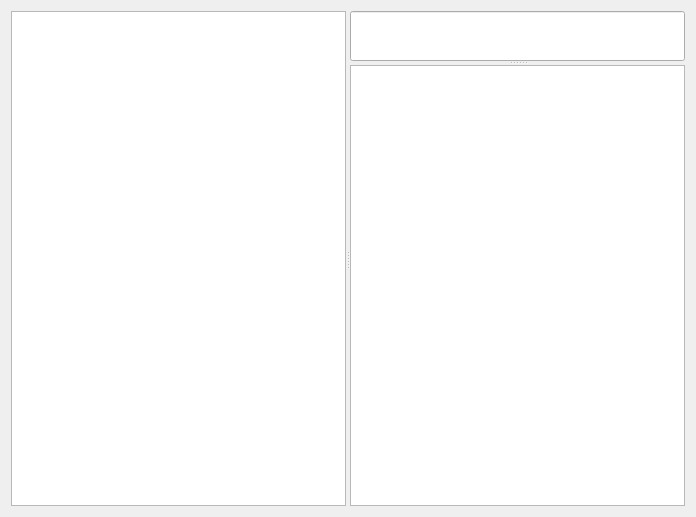
Before: the Qt Designer form Plugin/AIBatchRenameImagesPlugin/ui/AIBatchRenameImagesPluginWidget.ui in ljzloser/Tools, drawn with Qt 5.
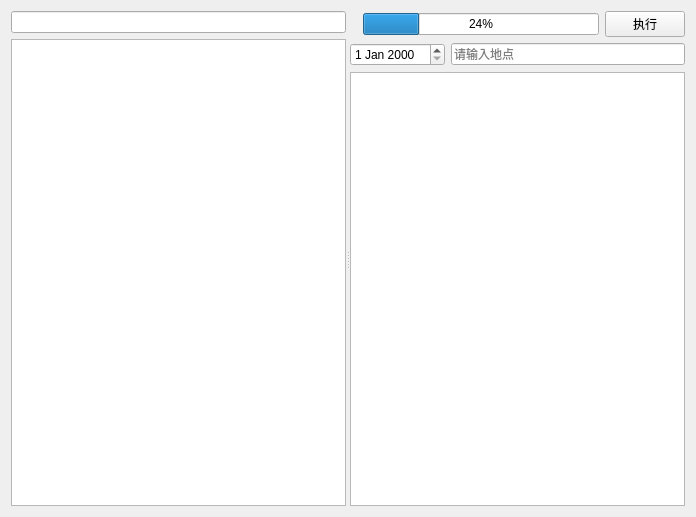
After: the same form once the commit is applied. Custom widgets are drawn as their Qt base class.

Commit message:
feat(AIBatchRenameImagesPlugin): 实现AI批量重命名图片功能
新增通义千问VL-Max模型支持，扩展图片信息处理功能，优化UI界面交互逻辑
- 添加BaseImageAI基类和TongYi_VL_Max实现
- 扩展ImageInfo类支持AI处理信息
- 重构界面控件并添加运行进度显示
- 实现图片批量处理流程和错误处理

The edit to the form file:
```diff
--- a/Plugin/AIBatchRenameImagesPlugin/ui/AIBatchRenameImagesPluginWidget.ui
+++ b/Plugin/AIBatchRenameImagesPlugin/ui/AIBatchRenameImagesPluginWidget.ui
@@ -13,19 +13,67 @@
   <property name="windowTitle">
    <string>Form</string>
   </property>
-  <layout class="QGridLayout" name="gridLayout">
+  <layout class="QGridLayout" name="gridLayout_2">
    <item row="0" column="0">
-    <widget class="QSplitter" name="splitter_2">
+    <widget class="QSplitter" name="splitter">
      <property name="orientation">
       <enum>Qt::Orientation::Horizontal</enum>
      </property>
-     <widget class="QTreeView" name="treeView"/>
-     <widget class="QSplitter" name="splitter">
-      <property name="orientation">
-       <enum>Qt::Orientation::Vertical</enum>
-      </property>
-      <widget class="LFileLineEdit" name="lineEdit"/>
-      <widget class="QTableView" name="tableView"/>
+     <widget class="QWidget" name="">
+      <layout class="QVBoxLayout" name="verticalLayout_2">
+       <item>
+        <widget class="LFileLineEdit" name="selectDirEdit"/>
+       </item>
+       <item>
+        <widget class="QTreeView" name="dirTreeView"/>
+       </item>
+      </layout>
+     </widget>
+     <widget class="QWidget" name="">
+      <layout class="QGridLayout" name="gridLayout">
+       <item row="0" column="0">
+        <layout class="QHBoxLayout" name="horizontalLayout">
+         <item>
+          <widget class="QLabel" name="currentDirLabel">
+           <property name="text">
+            <string/>
+           </property>
+          </widget>
+         </item>
+         <item>
+          <widget class="QProgressBar" name="progressBar">
+           <property name="value">
+            <number>24</number>
+           </property>
+          </widget>
+         </item>
+         <item>
+          <widget class="QPushButton" name="runButton">
+           <property name="text">
+            <string>执行</string>
+           </property>
+          </widget>
+         </item>
+        </layout>
+       </item>
+       <item row="1" column="0">
+        <layout class="QHBoxLayout" name="horizontalLayout_2">
+         <item>
+          <widget class="QDateEdit" name="dateEdit"/>
+         </item>
+         <item>
+          <widget class="QLineEdit" name="placeEdit">
+           <property name="placeholderText">
+            <string>请输入地点</string>
+           </property>
+          </widget>
+         </item>
+        </layout>
+       </item>
+       <item row="2" column="0">
+        <widget class="QTableView" name="picTableView"/>
+       </item>
+      </layout>
      </widget>
     </widget>
    </item>
```
The commit also changes 14 other files.
